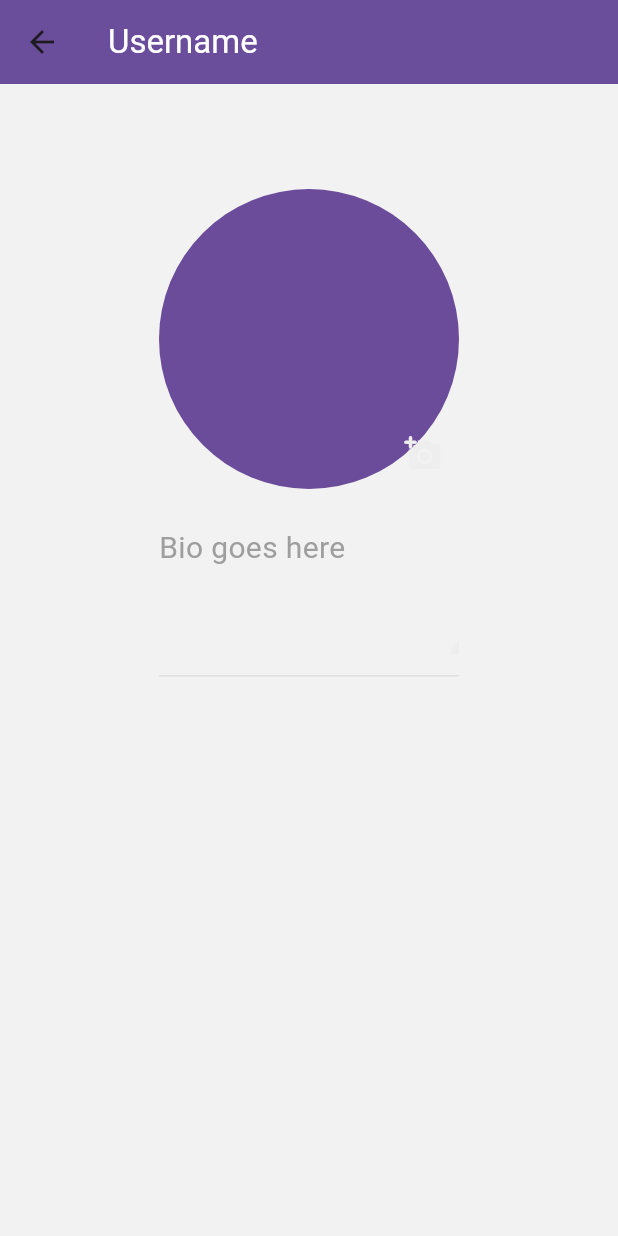
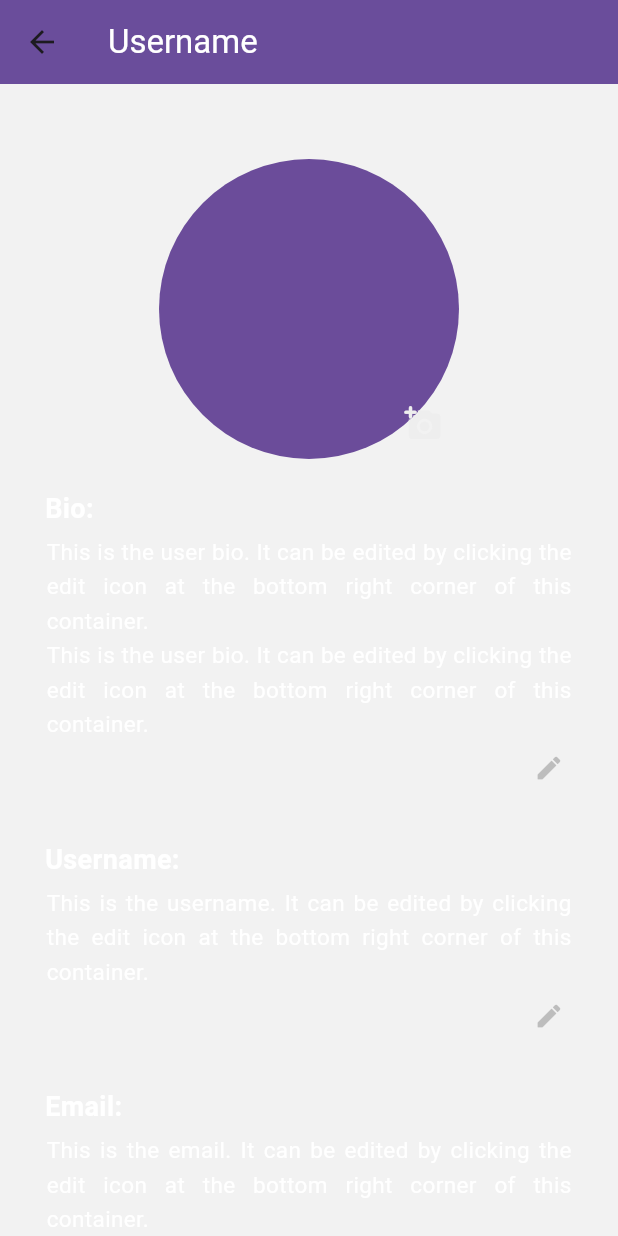
Before and after one commit to GavCoder/aperture, a Flutter app: the ProfileScreen screen opened by its route, on a phone screen of 412 x 824 dp. Run offline on Flutter 3.47's test engine with Material 3 defaults, Android fonts, the phone set to English and light mode, and no system bars; our stand-ins replace flutter_svg.

Commit message:
Last push to main

```diff
--- a/lib/screens/feed_screen.dart
+++ b/lib/screens/feed_screen.dart
@@ -10,9 +10,9 @@ class FeedScreen extends StatelessWidget {
   @override
   Widget build(BuildContext context) {
     return Scaffold(
-      body: Column(
-        mainAxisAlignment: MainAxisAlignment.start,
-        crossAxisAlignment: CrossAxisAlignment.center,
+      backgroundColor: AppColors.scaffoldBackground,
+      // Removed SafeArea to allow background blobs to extend to edges of screen
+      body: Stack(
         children: [
           Positioned(
             top: -200,
@@ -90,7 +90,6 @@ class FeedScreen extends StatelessWidget {
                 child: ListView.builder(
                   itemCount: 5,
                   padding: const EdgeInsets.only(
-                    bottom: 0, // to avoid FAB
                     top: 5,
                   ),
                   itemBuilder: (context, index) {
--- a/lib/screens/profile_screen.dart
+++ b/lib/screens/profile_screen.dart
@@ -1,5 +1,8 @@
 import 'package:aperture/miscellaneous/colors.dart';
+import 'package:aperture/widgets/profile_editing_widget.dart';
+import 'package:aperture/widgets/user_level_widget.dart';
 import 'package:flutter/material.dart';
+import 'package:flutter/widgets.dart';
 
 class ProfileScreen extends StatelessWidget {
   const ProfileScreen({super.key});
@@ -25,13 +28,12 @@ class ProfileScreen extends StatelessWidget {
           crossAxisAlignment: CrossAxisAlignment.center,
           children: [
             const SizedBox(
-              height: 50,
+              height: 30,
             ),
             Center(
               child: Stack(
-                alignment: Alignment.bottomRight,
                 children: [
-                  const CircleAvatar(
+                  CircleAvatar(
                     radius: 100,
                     backgroundColor: AppColors.gradientPurple,
                   ),
@@ -44,46 +46,38 @@ class ProfileScreen extends StatelessWidget {
                     ),
                   ),
                 ],
+                alignment: Alignment.bottomRight,
               ),
             ),
-            const SizedBox(height: 25),
-            Center(
-              child: Stack(
-                alignment: Alignment.bottomRight,
-                children: [
-                  Container(
-                    height: 100,
-                    width: 200,
-                    decoration: BoxDecoration(
-                      border: Border(
-                        bottom: BorderSide(
-                          color: Colors.grey[300]!,
-                          width: 1,
-                        ),
-                      ),
-                    ),
-                    child: const Text(
-                      'Bio goes here',
-                      style: TextStyle(
-                        color: Colors.grey,
-                        fontSize: 20,
-                      ),
-                    ),
-                  ),
-                  Positioned(
-                    left: 180,
-                    child: IconButton(
-                      onPressed: () {},
-                      icon: Icon(
-                        Icons.edit_rounded,
-                        color: Colors.grey[200],
-                        size: 25,
-                      ),
-                    ),
-                  ),
-                ],
-              ),
+            const SizedBox(height: 20),
+            ProfileEditingFields(
+              text:
+                  'This is the user bio. It can be edited by clicking the edit icon at the bottom right corner of this container.\nThis is the user bio. It can be edited by clicking the edit icon at the bottom right corner of this container.',
+              heading: 'Bio:',
+              toolTip: 'Edit Bio',
             ),
+            const SizedBox(height: 20),
+            ProfileEditingFields(
+              text:
+                  'This is the username. It can be edited by clicking the edit icon at the bottom right corner of this container.',
+              heading: 'Username:',
+              toolTip: 'Edit Username',
+            ),
+            const SizedBox(height: 20),
+            ProfileEditingFields(
+              text:
+                  'This is the email. It can be edited by clicking the edit icon at the bottom right corner of this container.',
+              heading: 'Email:',
+              toolTip: 'Edit Email',
+            ),
+            const SizedBox(height: 20),
+            ProfileEditingFields(
+              text:
+                  'This is the password. It can be edited by clicking the edit icon at the bottom right corner of this container.',
+              heading: 'Password:',
+              toolTip: 'Edit Password',
+            ),
+            UserLevel(),
           ],
         ),
       ),
```
Also changed, not shown: assets/images/China Town.jpg (added), assets/images/Gavin.jpg (added), assets/images/Logo.png (added), assets/images/Urban.jpg (renamed from assets/images/alex-safareli-tlvehmbP0ZM-unsplash.jpg), 1 other file.
